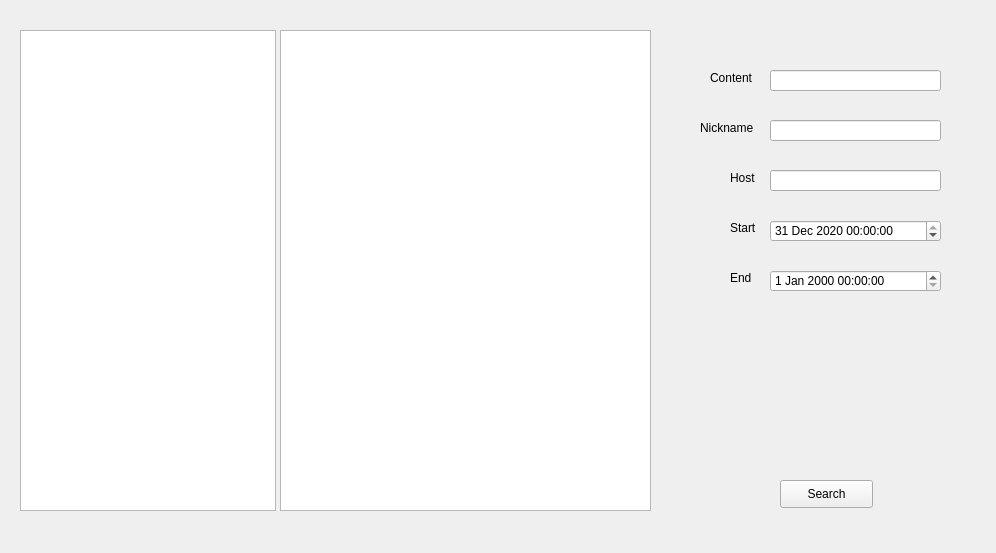
Qt form src/client/HistoryForm.ui (RapDoodle/PopChat) before a commit.
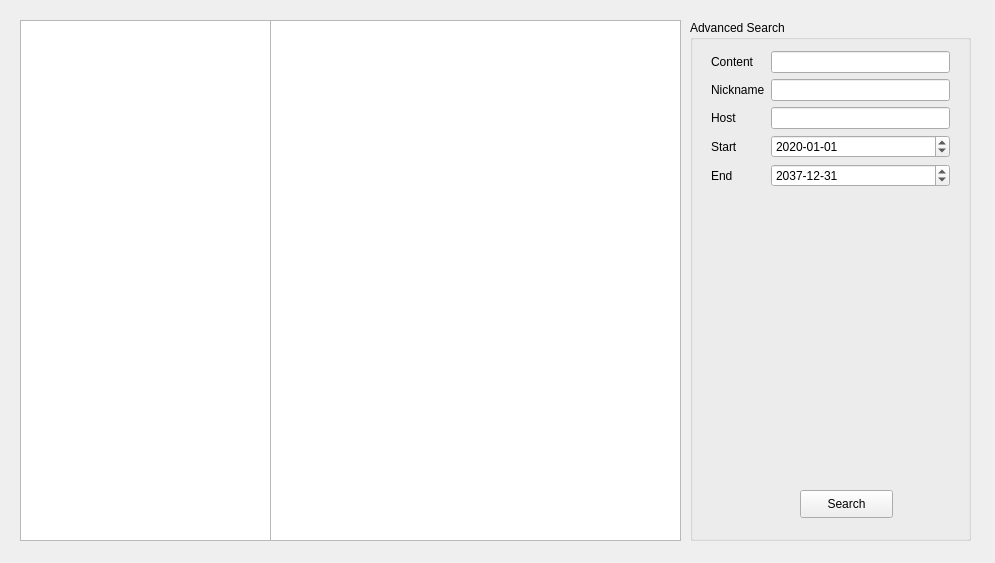
The same form after that commit.

Commit message: Supports search by time

Diff of the .ui file:
```diff
--- a/src/client/HistoryForm.ui
+++ b/src/client/HistoryForm.ui
@@ -6,8 +6,8 @@
    <rect>
     <x>0</x>
     <y>0</y>
-    <width>996</width>
-    <height>553</height>
+    <width>995</width>
+    <height>563</height>
    </rect>
   </property>
   <property name="windowTitle">
@@ -17,42 +17,32 @@
    <property name="geometry">
     <rect>
      <x>20</x>
-     <y>30</y>
-     <width>256</width>
-     <height>481</height>
+     <y>20</y>
+     <width>251</width>
+     <height>521</height>
     </rect>
    </property>
   </widget>
   <widget class="QTextBrowser" name="messageDisplay">
    <property name="geometry">
     <rect>
-     <x>280</x>
-     <y>30</y>
-     <width>371</width>
-     <height>481</height>
+     <x>270</x>
+     <y>20</y>
+     <width>411</width>
+     <height>521</height>
     </rect>
    </property>
    <property name="font">
     <font>
-     <pointsize>9</pointsize>
+     <pointsize>8</pointsize>
     </font>
    </property>
   </widget>
-  <widget class="QLineEdit" name="contentField">
-   <property name="geometry">
-    <rect>
-     <x>770</x>
-     <y>70</y>
-     <width>171</width>
-     <height>21</height>
-    </rect>
-   </property>
-  </widget>
   <widget class="QPushButton" name="searchButton">
    <property name="geometry">
     <rect>
-     <x>780</x>
-     <y>480</y>
+     <x>800</x>
+     <y>490</y>
      <width>93</width>
      <height>28</height>
     </rect>
@@ -61,128 +51,107 @@
     <string>Search</string>
    </property>
   </widget>
-  <widget class="QLabel" name="label">
+  <widget class="QGroupBox" name="groupBox">
    <property name="geometry">
     <rect>
-     <x>710</x>
-     <y>70</y>
-     <width>56</width>
-     <height>16</height>
+     <x>690</x>
+     <y>20</y>
+     <width>281</width>
+     <height>521</height>
     </rect>
    </property>
-   <property name="text">
-    <string>Content</string>
+   <property name="title">
+    <string>Advanced Search</string>
    </property>
+   <widget class="QWidget" name="layoutWidget">
+    <property name="geometry">
+     <rect>
+      <x>10</x>
+      <y>20</y>
+      <width>261</width>
+      <height>491</height>
+     </rect>
+    </property>
+    <layout class="QFormLayout" name="formLayout">
+     <item row="0" column="0">
+      <widget class="QLabel" name="label">
+       <property name="text">
+        <string>Content</string>
+       </property>
+      </widget>
+     </item>
+     <item row="0" column="1">
+      <widget class="QLineEdit" name="contentField"/>
+     </item>
+     <item row="1" column="0">
+      <widget class="QLabel" name="label_2">
+       <property name="text">
+        <string>Nickname</string>
+       </property>
+      </widget>
+     </item>
+     <item row="1" column="1">
+      <widget class="QLineEdit" name="nicknameField"/>
+     </item>
+     <item row="2" column="0">
+      <widget class="QLabel" name="label_5">
+       <property name="text">
+        <string>Host</string>
+       </property>
+      </widget>
+     </item>
+     <item row="2" column="1">
+      <widget class="QLineEdit" name="hostField"/>
+     </item>
+     <item row="3" column="0">
+      <widget class="QLabel" name="label_3">
+       <property name="text">
+        <string>Start</string>
+       </property>
+      </widget>
+     </item>
+     <item row="3" column="1">
+      <widget class="QDateEdit" name="dateEditBegin">
+       <property name="displayFormat">
+        <string>yyyy-MM-dd</string>
+       </property>
+       <property name="date">
+        <date>
+         <year>2020</year>
+         <month>1</month>
+         <day>1</day>
+        </date>
+       </property>
+      </widget>
+     </item>
+     <item row="4" column="0">
+      <widget class="QLabel" name="label_4">
+       <property name="text">
+        <string>End</string>
+       </property>
+      </widget>
+     </item>
+     <item row="4" column="1">
+      <widget class="QDateEdit" name="dateEditEnd">
+       <property name="displayFormat">
+        <string>yyyy-MM-dd</string>
+       </property>
+       <property name="date">
+        <date>
+         <year>2037</year>
+         <month>12</month>
+         <day>31</day>
+        </date>
+       </property>
+      </widget>
+     </item>
+    </layout>
+   </widget>
   </widget>
-  <widget class="QLabel" name="label_2">
-   <property name="geometry">
-    <rect>
-     <x>700</x>
-     <y>120</y>
-     <width>61</width>
-     <height>16</height>
-    </rect>
-   </property>
-   <property name="text">
-    <string>Nickname</string>
-   </property>
-  </widget>
-  <widget class="QLineEdit" name="nicknameField">
-   <property name="geometry">
-    <rect>
-     <x>770</x>
-     <y>120</y>
-     <width>171</width>
-     <height>21</height>
-    </rect>
-   </property>
-  </widget>
-  <widget class="QDateTimeEdit" name="dateTimeStart">
-   <property name="geometry">
-    <rect>
-     <x>770</x>
-     <y>220</y>
-     <width>171</width>
-     <height>22</height>
-    </rect>
-   </property>
-   <property name="dateTime">
-    <datetime>
-     <hour>0</hour>
-     <minute>0</minute>
-     <second>0</second>
-     <year>2020</year>
-     <month>12</month>
-     <day>31</day>
-    </datetime>
-   </property>
-   <property name="date">
-    <date>
-     <year>2020</year>
-     <month>12</month>
-     <day>31</day>
-    </date>
-   </property>
-  </widget>
-  <widget class="QDateTimeEdit" name="dateTimeEnd">
-   <property name="geometry">
-    <rect>
-     <x>770</x>
-     <y>270</y>
-     <width>171</width>
-     <height>22</height>
-    </rect>
-   </property>
-  </widget>
-  <widget class="QLabel" name="label_3">
-   <property name="geometry">
-    <rect>
-     <x>730</x>
-     <y>220</y>
-     <width>56</width>
-     <height>16</height>
-    </rect>
-   </property>
-   <property name="text">
-    <string>Start</string>
-   </property>
-  </widget>
-  <widget class="QLabel" name="label_4">
-   <property name="geometry">
-    <rect>
-     <x>730</x>
-     <y>270</y>
-     <width>56</width>
-     <height>16</height>
-    </rect>
-   </property>
-   <property name="text">
-    <string>End</string>
-   </property>
-  </widget>
-  <widget class="QLabel" name="label_5">
-   <property name="geometry">
-    <rect>
-     <x>730</x>
-     <y>170</y>
-     <width>56</width>
-     <height>16</height>
-    </rect>
-   </property>
-   <property name="text">
-    <string>Host</string>
-   </property>
-  </widget>
-  <widget class="QLineEdit" name="hostField">
-   <property name="geometry">
-    <rect>
-     <x>770</x>
-     <y>170</y>
-     <width>171</width>
-     <height>21</height>
-    </rect>
-   </property>
-  </widget>
+  <zorder>sessionList</zorder>
+  <zorder>messageDisplay</zorder>
+  <zorder>groupBox</zorder>
+  <zorder>searchButton</zorder>
  </widget>
  <layoutdefault spacing="6" margin="11"/>
  <resources/>
```
The commit also changes 8 other files.
